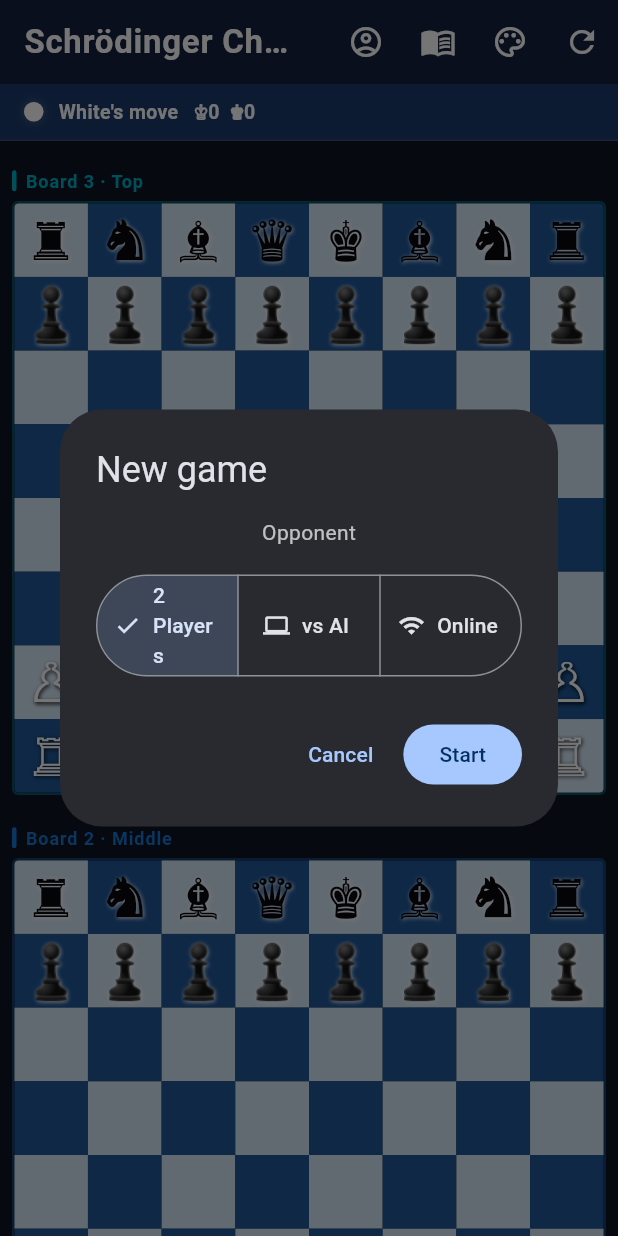
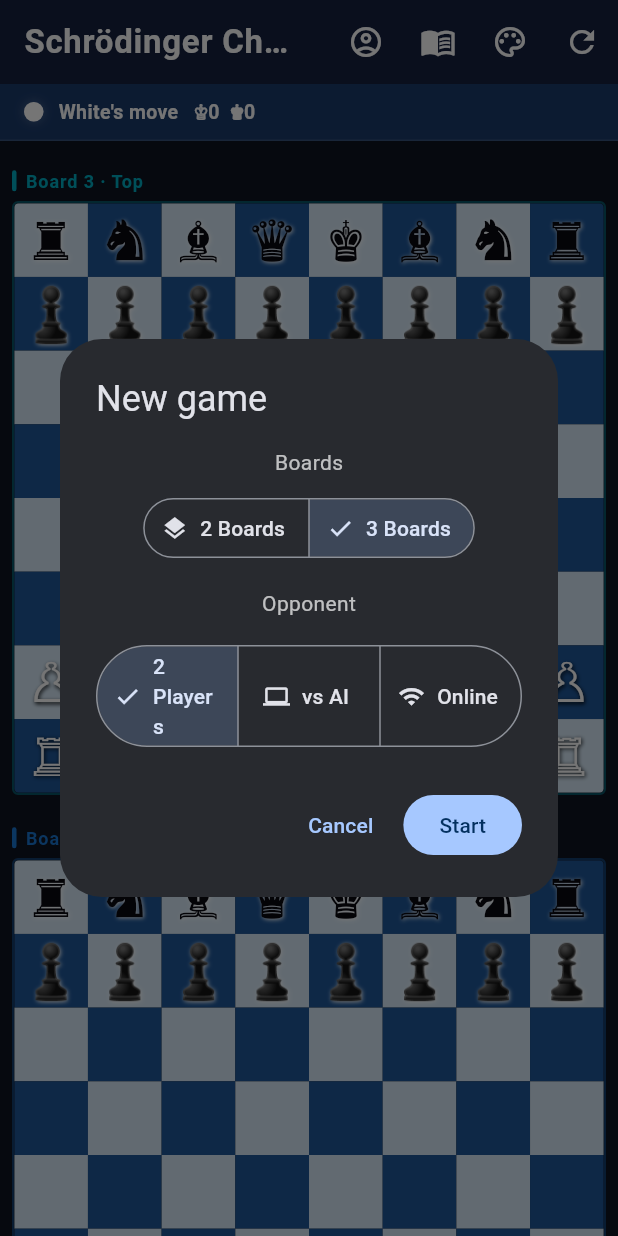
Before and after one commit to ilshapiro60/schrodinger-chess, a Flutter app: the screen it shows after launch, after a tap on the "refresh" icon, on a phone screen of 412 x 824 dp. Run offline on Flutter 3.47's test engine with Material 3 defaults, Android fonts, the phone set to English and light mode, and no system bars; our stand-ins replace cloud_firestore, firebase_auth, firebase_core, google_mobile_ads, google_sign_in; accounts and stored records are empty; network calls fail.

Commit message:
Add 2-board game mode and AdMob banner ads
- New game dialog now lets players choose 2 or 3 boards; all game
  logic (shift wrap, king counts, win condition, AI, online sync)
  scales dynamically with board count
- Integrated google_mobile_ads with adaptive banner at top of screen
  using Google test IDs (swap for real IDs post-AdMob approval)
- Added AdMob App ID to AndroidManifest.xml and Info.plist

Co-Authored-By: Claude Sonnet 4.6 <noreply@anthropic.com>

```diff
--- a/lib/main.dart
+++ b/lib/main.dart
@@ -1,4 +1,5 @@
 import 'dart:async';
+import 'dart:io';
 import 'dart:isolate';
 import 'dart:math';
 import 'package:cloud_firestore/cloud_firestore.dart';
@@ -6,14 +7,22 @@ import 'package:firebase_auth/firebase_auth.dart';
 import 'package:firebase_core/firebase_core.dart';
 import 'package:flutter/material.dart';
 import 'package:flutter/services.dart';
+import 'package:google_mobile_ads/google_mobile_ads.dart';
 import 'package:google_sign_in/google_sign_in.dart';
 import 'firebase_options.dart';
 
+// ── Ad unit IDs ──────────────────────────────────────────────────────────────
+// TODO: replace both values with real AdMob IDs once the app is approved
+const _kBannerIdAndroid = 'ca-app-pub-3940256099942544/6300978111'; // test
+const _kBannerIdIos     = 'ca-app-pub-3940256099942544/2934735716'; // test
+String get _bannerAdUnitId => Platform.isIOS ? _kBannerIdIos : _kBannerIdAndroid;
+
 // Whether Firebase was successfully initialised at startup.
 bool _firebaseAvailable = false;
 
 void main() async {
   WidgetsFlutterBinding.ensureInitialized();
+  await MobileAds.instance.initialize();
   try {
     await Firebase.initializeApp(
       options: DefaultFirebaseOptions.currentPlatform,
@@ -170,6 +179,8 @@ enum PieceColor { white, black }
 enum GamePhase  { move, shift, gameOver }
 enum GameMode   { twoPlayer, vsAI, online }
 
+typedef _GameConfig = ({GameMode mode, int boardCount});
+
 class Piece {
   final PieceType  type;
   final PieceColor color;
@@ -203,19 +214,28 @@ class Pos {
 // ═══════════════════════════════════════════════════════════════════════════════
 
 class Game {
-  final List<List<List<Piece?>>> boards = List.generate(
-    3, (_) => List.generate(8, (_) => List<Piece?>.filled(8, null)),
-  );
+  final int boardCount;
+  late final List<List<List<Piece?>>> boards;
 
   PieceColor currentPlayer = PieceColor.white;
   GamePhase  phase         = GamePhase.move;
   int?       _lastMoveLevel;
 
-  Game() { _init(); }
-  Game._empty();
+  Game({this.boardCount = 3}) {
+    boards = List.generate(
+      boardCount, (_) => List.generate(8, (_) => List<Piece?>.filled(8, null)),
+    );
+    _init();
+  }
+
+  Game._empty({this.boardCount = 3}) {
+    boards = List.generate(
+      boardCount, (_) => List.generate(8, (_) => List<Piece?>.filled(8, null)),
+    );
+  }
 
   void _init() {
-    for (int l = 0; l < 3; l++) {
+    for (int l = 0; l < boardCount; l++) {
       final b = boards[l];
       b[0] = _backRank(PieceColor.black);
       for (int c = 0; c < 8; c++) { b[1][c] = Piece(PieceType.pawn, PieceColor.black); }
@@ -233,8 +253,8 @@ class Game {
   ];
 
   Game clone() {
-    final g = Game._empty();
-    for (int l = 0; l < 3; l++) {
+    final g = Game._empty(boardCount: boardCount);
+    for (int l = 0; l < boardCount; l++) {
       for (int r = 0; r < 8; r++) {
         for (int c = 0; c < 8; c++) {
           g.boards[l][r][c] = boards[l][r][c];
@@ -252,8 +272,9 @@ class Game {
   // Boards stored as 3 flat 128-char strings (64 squares × 2 chars each).
   // Firestore does not support nested arrays.
   Map<String, dynamic> toMap() => {
-    'boards': List.generate(3, (l) => List.generate(64, (i) =>
+    'boards': List.generate(boardCount, (l) => List.generate(64, (i) =>
         _encodePiece(boards[l][i ~/ 8][i % 8])).join()),
+    'boardCount': boardCount,
     'currentPlayer': currentPlayer == PieceColor.white ? 'white' : 'black',
     'phase': phase.name,
     'lastMoveLevel': _lastMoveLevel ?? -1,
@@ -261,7 +282,7 @@ class Game {
 
   void applyMap(Map<String, dynamic> d) {
     final rawBoards = d['boards'] as List<dynamic>;
-    for (int l = 0; l < 3; l++) {
+    for (int l = 0; l < boardCount; l++) {
       final s = rawBoards[l] as String;
       for (int i = 0; i < 64; i++) {
         boards[l][i ~/ 8][i % 8] = _decodePiece(s.substring(i * 2, i * 2 + 2));
@@ -311,7 +332,7 @@ class Game {
 
   int _countKings(PieceColor color) {
     int n = 0;
-    for (int l = 0; l < 3; l++) {
+    for (int l = 0; l < boardCount; l++) {
       for (int r = 0; r < 8; r++) {
         for (int c = 0; c < 8; c++) {
           final p = boards[l][r][c];
@@ -322,8 +343,8 @@ class Game {
     return n;
   }
 
-  int get whiteKingsCaptured => 3 - _countKings(PieceColor.black);
-  int get blackKingsCaptured => 3 - _countKings(PieceColor.white);
+  int get whiteKingsCaptured => boardCount - _countKings(PieceColor.black);
+  int get blackKingsCaptured => boardCount - _countKings(PieceColor.white);
 
   static const _boardNames = ['Board 1', 'Board 2', 'Board 3'];
 
@@ -420,8 +441,8 @@ class Game {
     return true;
   }
 
-  static int _shiftUp(int l)   => (l + 1) % 3;
-  static int _shiftDown(int l) => (l + 2) % 3;
+  int _shiftUp(int l)   => (l + 1) % boardCount;
+  int _shiftDown(int l) => (l - 1 + boardCount) % boardCount;
 
   List<Pos> shiftablePieces() {
     if (phase != GamePhase.shift || _lastMoveLevel == null) return const [];
@@ -443,17 +464,17 @@ class Game {
 
   List<int> shiftTargets(int l, int r, int c) {
     if (phase != GamePhase.shift || l != _lastMoveLevel) return const [];
-    final t = <int>[];
-    if (boards[_shiftUp(l)][r][c]   == null) { t.add(_shiftUp(l)); }
-    if (boards[_shiftDown(l)][r][c] == null) { t.add(_shiftDown(l)); }
-    return t;
+    final seen = <int>{};
+    if (boards[_shiftUp(l)][r][c]   == null) seen.add(_shiftUp(l));
+    if (boards[_shiftDown(l)][r][c] == null) seen.add(_shiftDown(l));
+    return seen.toList();
   }
 
   bool executeShift(int fl, int r, int c, int tl) {
     if (phase != GamePhase.shift || fl != _lastMoveLevel) return false;
     final p = boards[fl][r][c];
     if (p == null || p.color != currentPlayer || p.type == PieceType.king) return false;
-    if (tl < 0 || tl > 2 || boards[tl][r][c] != null) return false;
+    if (tl < 0 || tl >= boardCount || boards[tl][r][c] != null) return false;
     boards[fl][r][c] = null;
     boards[tl][r][c] = p;
     _endTurn();
@@ -470,7 +491,7 @@ class Game {
   }
 
   void _checkWin() {
-    if (whiteKingsCaptured == 3 || blackKingsCaptured == 3) {
+    if (whiteKingsCaptured == boardCount || blackKingsCaptured == boardCount) {
       phase = GamePhase.gameOver;
     }
   }
@@ -551,7 +572,7 @@ class _ChessAI {
 
   static List<_AiTurn> _generateTurns(Game g) {
     final turns = <_AiTurn>[];
-    for (int l = 0; l < 3; l++) {
+    for (int l = 0; l < g.boardCount; l++) {
       for (int fr = 0; fr < 8; fr++) {
         for (int fc = 0; fc < 8; fc++) {
           if (!g.isOwnPiece(l, fr, fc)) continue;
@@ -586,7 +607,7 @@ class _ChessAI {
 
   static int _evaluate(Game g) {
     int score = 0;
-    for (int l = 0; l < 3; l++) {
+    for (int l = 0; l < g.boardCount; l++) {
       for (int r = 0; r < 8; r++) {
         for (int c = 0; c < 8; c++) {
           final p = g.boards[l][r][c];
@@ -631,10 +652,10 @@ class _OnlineService {
         rand.nextInt(256).toRadixString(16).padLeft(2, '0')).join();
   }
 
-  static Future<({String code, String token})> createGame({String? uid}) async {
+  static Future<({String code, String token})> createGame({String? uid, int boardCount = 3}) async {
     final code  = _makeCode();
     final token = _makeToken();
-    final g     = Game();
+    final g     = Game(boardCount: boardCount);
     await _db.collection(_col).doc(code).set({
       ...g.toMap(),
       'status':     'waiting',
@@ -779,7 +800,9 @@ class _GameScreenState extends State<GameScreen> {
   bool get _vsAI     => _mode == GameMode.vsAI;
   bool get _isOnline => _mode == GameMode.online;
 
-  static const _labels = ['Board 1 · Bottom', 'Board 2 · Middle', 'Board 3 · Top'];
+  List<String> get _labels => _game.boardCount == 2
+      ? ['Board 1 · Bottom', 'Board 2 · Top']
+      : ['Board 1 · Bottom', 'Board 2 · Middle', 'Board 3 · Top'];
 
   @override
   void initState() {
@@ -930,18 +953,19 @@ class _GameScreenState extends State<GameScreen> {
     }
   }
 
-  Future<void> _createGame() async {
+  Future<void> _createGame({int boardCount = 3}) async {
     try {
-      final result = await _OnlineService.createGame(uid: _currentUser?.uid);
+      final result = await _OnlineService.createGame(uid: _currentUser?.uid, boardCount: boardCount);
       if (!mounted) return;
       _blinkTimer?.cancel();
       _gameSub?.cancel();
       setState(() {
         _mode               = GameMode.online;
+
         _onlineCode         = result.code;
         _myColor            = PieceColor.white;
         _waitingForOpponent = true;
-        _game               = Game();
+        _game               = Game(boardCount: boardCount);
         _selected           = null;
         _blinkPos           = null;
         _blinkVisible       = true;
@@ -969,12 +993,13 @@ class _GameScreenState extends State<GameScreen> {
 
     _blinkTimer?.cancel();
     _gameSub?.cancel();
+    final bc = (data['boardCount'] as int?) ?? 3;
     setState(() {
       _mode               = GameMode.online;
       _onlineCode         = upper;
       _myColor            = PieceColor.black;
       _waitingForOpponent = false;
-      _game               = Game()..applyMap(data);
+      _game               = Game(boardCount: bc)..applyMap(data);
       _selected           = null;
       _blinkPos           = null;
       _blinkVisible       = true;
@@ -1072,8 +1097,8 @@ class _GameScreenState extends State<GameScreen> {
             mainAxisSize: MainAxisSize.min,
             children: targets.map((t) => ListTile(
               leading: Icon(
-                  Game._shiftUp(l) == t ? Icons.arrow_upward : Icons.arrow_downward),
-              title: Text('${Game._shiftUp(l) == t ? "Up" : "Down"} → ${_labels[t]}'),
+                  _game._shiftUp(l) == t ? Icons.arrow_upward : Icons.arrow_downward),
+              title: Text('${_game._shiftUp(l) == t ? "Up" : "Down"} → ${_labels[t]}'),
               onTap: () => Navigator.pop(context, t),
             )).toList(),
           ),
@@ -1095,12 +1120,24 @@ class _GameScreenState extends State<GameScreen> {
   // ── New game ──────────────────────────────────────────────────────────────
   void _newGame() {
     GameMode mode = _mode == GameMode.online ? GameMode.twoPlayer : _mode;
-    showDialog<GameMode>(
+    int boardCount = _game.boardCount;
+    showDialog<_GameConfig>(
       context: context,
       builder: (_) => StatefulBuilder(
         builder: (ctx, setLocal) => AlertDialog(
           title: const Text('New game'),
           content: Column(mainAxisSize: MainAxisSize.min, children: [
+            const Text('Boards', style: TextStyle(color: Colors.white70)),
+            const SizedBox(height: 10),
+            SegmentedButton<int>(
+              segments: const [
+                ButtonSegment(value: 2, label: Text('2 Boards'), icon: Icon(Icons.layers)),
+                ButtonSegment(value: 3, label: Text('3 Boards'), icon: Icon(Icons.stacked_bar_chart)),
+              ],
+              selected: {boardCount},
+              onSelectionChanged: (s) => setLocal(() => boardCount = s.first),
+            ),
+            const SizedBox(height: 16),
             const Text('Opponent', style: TextStyle(color: Colors.white70)),
             const SizedBox(height: 14),
             SegmentedButton<GameMode>(
@@ -1143,7 +1180,7 @@ class _GameScreenState extends State<GameScreen> {
                 style: FilledButton.styleFrom(minimumSize: const Size.fromHeight(44)),
                 onPressed: () {
                   Navigator.pop(ctx);
-                  _createGame();
+                  _createGame(boardCount: boardCount);
                 },
               ),
               const SizedBox(height: 8),
@@ -1166,7 +1203,7 @@ class _GameScreenState extends State<GameScreen> {
             TextButton(onPressed: () => Navigator.pop(ctx), child: const Text('Cancel')),
             if (mode != GameMode.online)
               FilledButton(
-                onPressed: () => Navigator.pop(ctx, mode),
+                onPressed: () => Navigator.pop(ctx, (mode: mode, boardCount: boardCount)),
                 child: const Text('Start'),
               ),
           ],
@@ -1177,13 +1214,14 @@ class _GameScreenState extends State<GameScreen> {
         _blinkTimer?.cancel();
         _gameSub?.cancel();
         setState(() {
-          _mode               = result;
+          _mode               = result.mode;
+
           _onlineCode         = null;
           _myColor            = null;
           _waitingForOpponent = false;
           _resultRecorded     = false;
           _aiThinking         = false;
-          _game               = Game();
+          _game               = Game(boardCount: result.boardCount);
           _selected           = null;
           _blinkPos           = null;
           _blinkVisible       = true;
@@ -1351,6 +1389,7 @@ class _GameScreenState extends State<GameScreen> {
         ],
       ),
       body: Column(children: [
+        const _BannerAdWidget(),
         _StatusBar(
           game:               _game,
           theme:              t,
@@ -1411,7 +1450,7 @@ class _GameScreenState extends State<GameScreen> {
           child: SingleChildScrollView(
             padding: const EdgeInsets.symmetric(vertical: 8),
             child: Column(children: [
-              for (int lvl = 2; lvl >= 0; lvl--)
+              for (int lvl = _game.boardCount - 1; lvl >= 0; lvl--)
                 _BoardSection(
                   level: lvl, label: _labels[lvl], game: _game,
                   theme: t, selected: _selected,
@@ -1423,6 +1462,61 @@ class _GameScreenState extends State<GameScreen> {
           ),
         ),
       ]),
+    );
+  }
+}
+
+// ═══════════════════════════════════════════════════════════════════════════════
+// Banner ad
+// ═══════════════════════════════════════════════════════════════════════════════
+
+class _BannerAdWidget extends StatefulWidget {
+  const _BannerAdWidget();
+  @override
+  State<_BannerAdWidget> createState() => _BannerAdWidgetState();
+}
+
+class _BannerAdWidgetState extends State<_BannerAdWidget> {
+  BannerAd? _ad;
+  bool _loaded = false;
+
+  @override
+  void didChangeDependencies() {
+    super.didChangeDependencies();
+    if (_ad == null) _loadAd();
+  }
+
+  Future<void> _loadAd() async {
+    final width = MediaQuery.of(context).size.width.truncate();
+    final size  = await AdSize.getCurrentOrientationAnchoredAdaptiveBannerAdSize(width);
+    if (size == null || !mounted) return;
+    final ad = BannerAd(
+      adUnitId: _bannerAdUnitId,
+      size: size,
+      request: const AdRequest(),
+      listener: BannerAdListener(
+        onAdLoaded: (_) { if (mounted) setState(() => _loaded = true); },
+        onAdFailedToLoad: (ad, _) => ad.dispose(),
+      ),
+    );
+    await ad.load();
+    if (!mounted) { ad.dispose(); return; }
+    setState(() => _ad = ad);
+  }
+
+  @override
+  void dispose() {
+    _ad?.dispose();
+    super.dispose();
+  }
+
+  @override
+  Widget build(BuildContext context) {
+    if (!_loaded || _ad == null) return const SizedBox.shrink();
+    return SizedBox(
+      width:  _ad!.size.width.toDouble(),
+      height: _ad!.size.height.toDouble(),
+      child:  AdWidget(ad: _ad!),
     );
   }
 }
@@ -1597,9 +1691,9 @@ class _RulesScreen extends StatelessWidget {
         padding: const EdgeInsets.fromLTRB(20, 20, 20, 40),
         children: [
           _RuleSection(theme: t, icon: '♟', title: 'Overview', body:
-            'Schrödinger Chess is played on 3 stacked 8×8 boards. '
+            'Schrödinger Chess is played on 2 or 3 stacked 8×8 boards (choose when starting a new game). '
             'Each board starts with a full standard chess setup for both sides. '
-            'The goal is to capture all three of your opponent\'s kings before they capture yours.'),
+            'The goal is to capture all of your opponent\'s kings before they capture yours.'),
 
           _RuleSection(theme: t, icon: '🔢', title: 'Turn Structure',
             body: 'Every turn has two phases:\n\n'
--- a/pubspec.yaml
+++ b/pubspec.yaml
@@ -36,6 +36,7 @@ dependencies:
   cloud_firestore: ^5.4.0
   firebase_auth: ^5.3.0
   google_sign_in: ^6.2.0
+  google_mobile_ads: ^5.1.0
 
 dev_dependencies:
   flutter_test:
```
Also changed, not shown: pubspec.lock, 2 other files.
